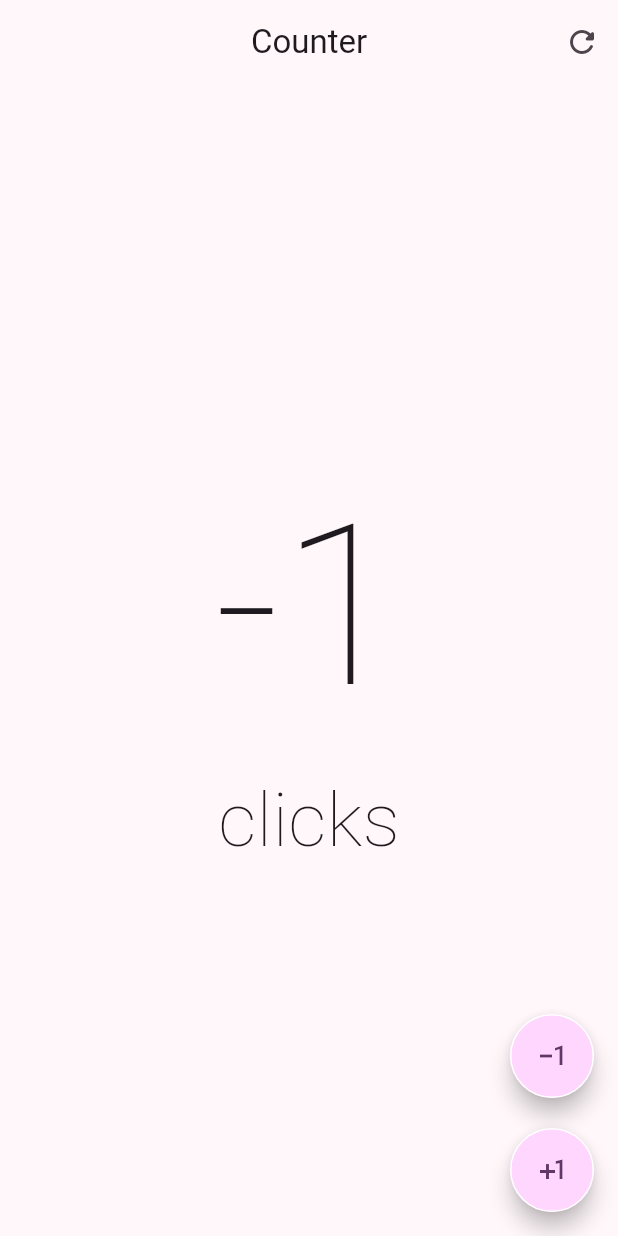
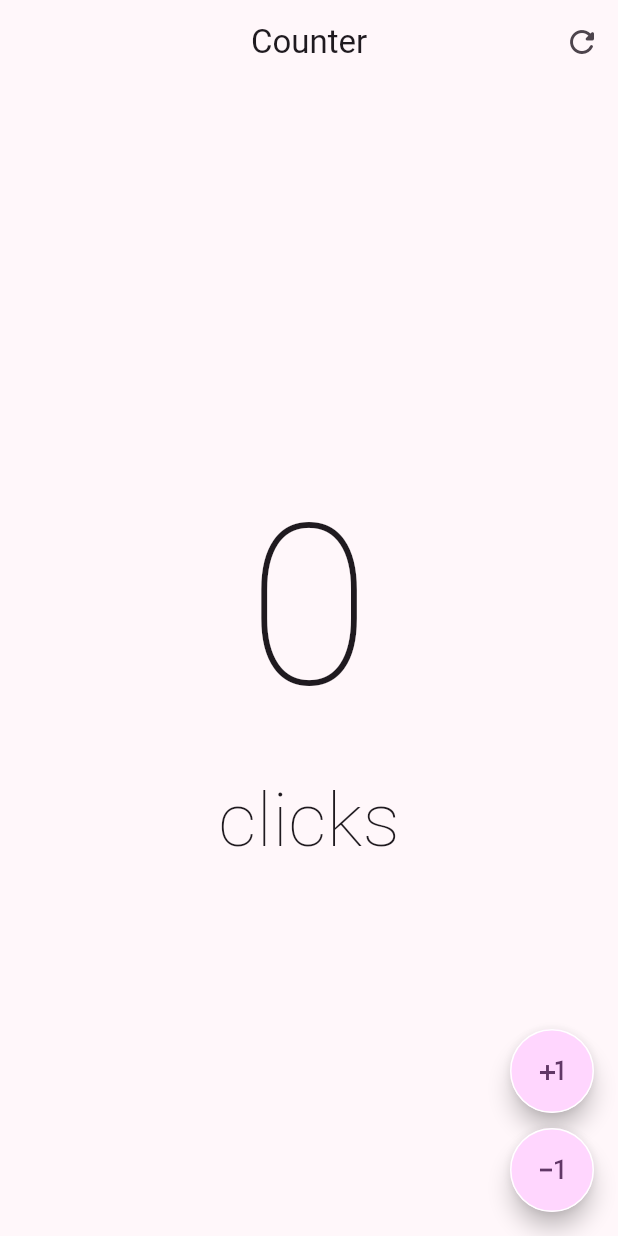
Before and after one commit to alvdev/mobile-apps, a Flutter app: the screen it shows after launch, after a tap on the "exposure minus 1" icon, on a phone screen of 412 x 824 dp. Run offline on Flutter 3.47's test engine with Material 2 defaults, Android fonts, the phone set to English and light mode, and no system bars; our stand-ins replace cloud_firestore, firebase_auth, firebase_core, font_awesome_flutter, google_fonts, google_sign_in and 2 more; accounts and stored records are empty.

Commit message:
♻️ refact: add custom floating button widget with params

```diff
--- a/counter/lib/presentation/screens/counter_screen.dart
+++ b/counter/lib/presentation/screens/counter_screen.dart
@@ -41,36 +41,34 @@ class _CounterScreenState extends State<CounterScreen> {
           ],
         ),
       ),
-      floatingActionButton: Column(
+      floatingActionButton: const Column(
         mainAxisAlignment: MainAxisAlignment.end,
         children: [
-          FloatingActionButton(
-            shape: const RoundedRectangleBorder(
-              side: BorderSide(color: Colors.white, width: 1),
-              borderRadius: BorderRadius.all(
-                Radius.circular(100),
-              ),
-            ),
-            onPressed: () {
-              setState(() => counter--);
-            },
-            child: const Icon(Icons.exposure_minus_1),
-          ),
-          const SizedBox(height: 20),
-          FloatingActionButton(
-            shape: const RoundedRectangleBorder(
-              side: BorderSide(color: Colors.white, width: 1),
-              borderRadius: BorderRadius.all(
-                Radius.circular(100),
-              ),
-            ),
-            onPressed: () {
-              setState(() => counter++);
-            },
-            child: const Icon(Icons.plus_one_outlined),
-          ),
+          CustomFloatingButton(icon: Icons.plus_one),
+          SizedBox(height: 10),
+          CustomFloatingButton(icon: Icons.exposure_minus_1),
         ],
       ),
     );
   }
 }
+
+class CustomFloatingButton extends StatelessWidget {
+  final IconData icon;
+
+  const CustomFloatingButton({super.key, required this.icon});
+
+  @override
+  Widget build(BuildContext context) {
+    return FloatingActionButton(
+      shape: const RoundedRectangleBorder(
+        side: BorderSide(color: Colors.white, width: 1),
+        borderRadius: BorderRadius.all(
+          Radius.circular(100),
+        ),
+      ),
+      onPressed: () {},
+      child: Icon(icon),
+    );
+  }
+}
```
